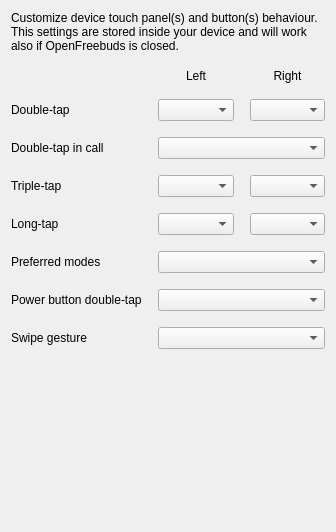
The window that src/openfreebuds_qt/designer/module_geatures.ui (melianmiko/OpenFreebuds) describes before a commit, drawn with Qt 5.
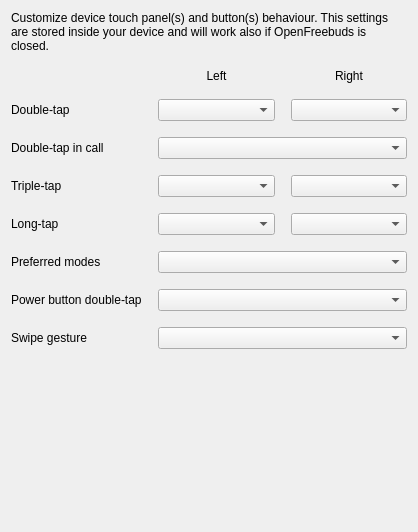
The same window after the commit.

The edit to the form file:
```diff
--- a/src/openfreebuds_qt/designer/module_geatures.ui
+++ b/src/openfreebuds_qt/designer/module_geatures.ui
@@ -6,7 +6,7 @@
    <rect>
     <x>0</x>
     <y>0</y>
-    <width>336</width>
+    <width>418</width>
     <height>532</height>
    </rect>
   </property>
```
Left out of the diff: 106 changed lines with no effect on the pictures.
